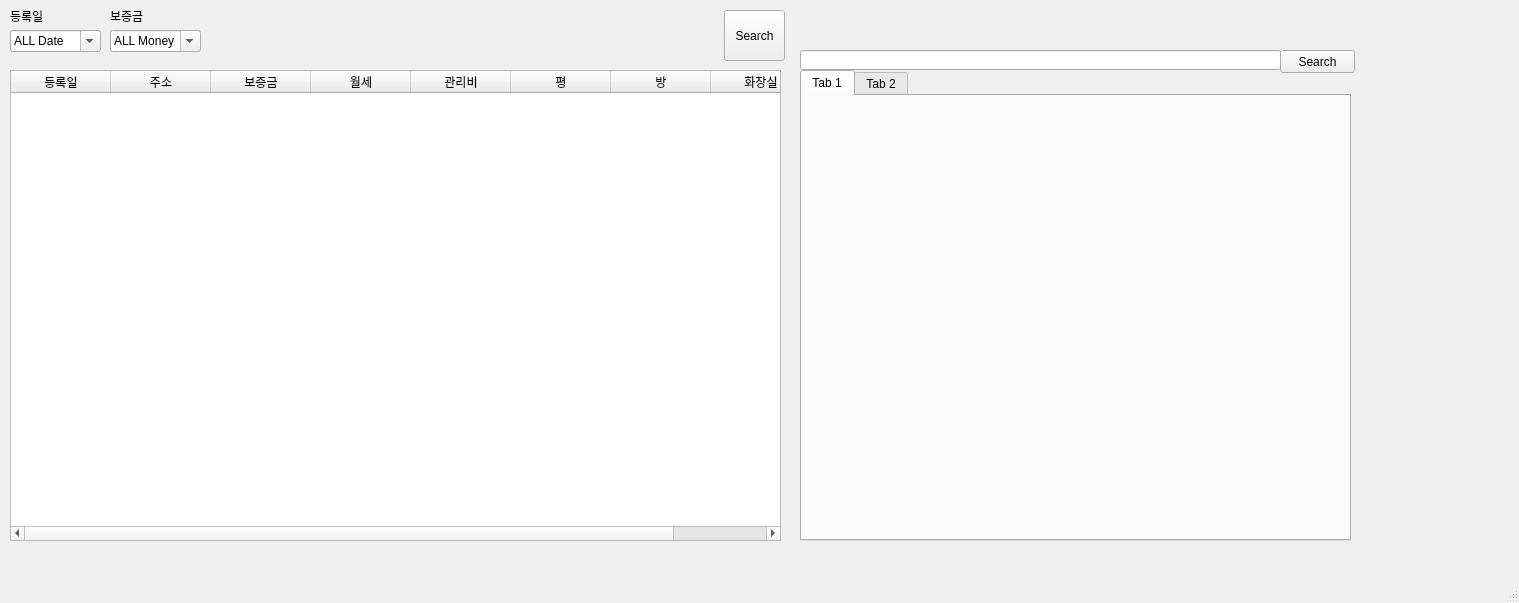
First picture: the form in mainwindow_lh.ui, repository j0n9m1n1/get_lh_rent_house_list, before the edit.
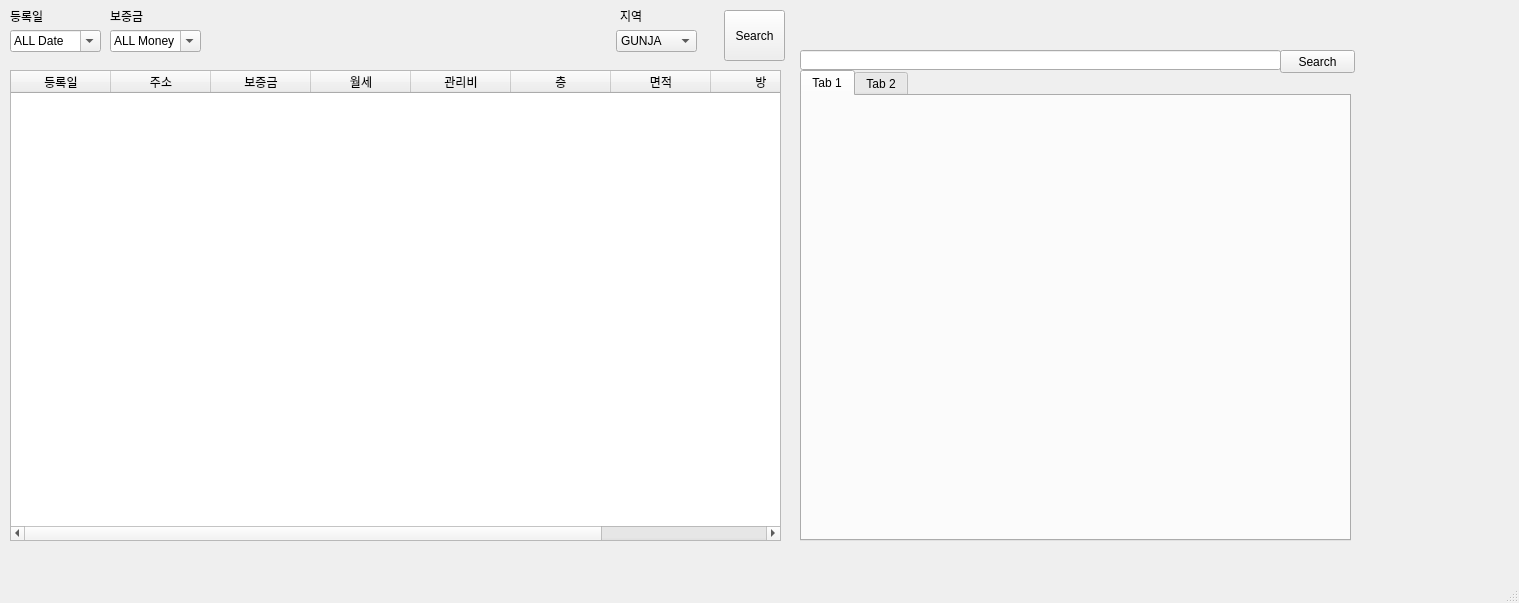
Second picture: the form after the edit.

What changed in the file:
```diff
--- a/mainwindow_lh.ui
+++ b/mainwindow_lh.ui
@@ -42,7 +42,7 @@
      <number>0</number>
     </property>
     <property name="columnCount">
-     <number>8</number>
+     <number>9</number>
     </property>
     <column>
      <property name="text">
@@ -71,7 +71,12 @@
     </column>
     <column>
      <property name="text">
-      <string>평</string>
+      <string>층</string>
+     </property>
+    </column>
+    <column>
+     <property name="text">
+      <string>면적</string>
      </property>
     </column>
     <column>
@@ -262,6 +267,39 @@
      </rect>
     </property>
    </widget>
+   <widget class="QComboBox" name="cbBox_Location">
+    <property name="geometry">
+     <rect>
+      <x>616</x>
+      <y>30</y>
+      <width>81</width>
+      <height>22</height>
+     </rect>
+    </property>
+    <item>
+     <property name="text">
+      <string>GUNJA</string>
+     </property>
+    </item>
+    <item>
+     <property name="text">
+      <string>SADANG</string>
+     </property>
+    </item>
+   </widget>
+   <widget class="QLabel" name="label_grt_money_2">
+    <property name="geometry">
+     <rect>
+      <x>620</x>
+      <y>10</y>
+      <width>54</width>
+      <height>12</height>
+     </rect>
+    </property>
+    <property name="text">
+     <string>지역</string>
+    </property>
+   </widget>
   </widget>
   <widget class="QMenuBar" name="menubar">
    <property name="geometry">
```
